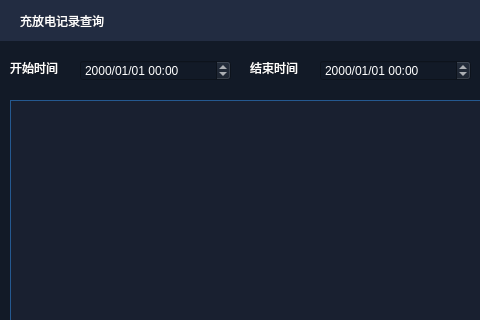
First picture: the form in component/cfdrecordform.ui, repository tech-flyflypig/HQ_Battery, before the edit; both pictures show x 0 to 480 and y 0 to 320 of the 1122 by 831 pixel window.
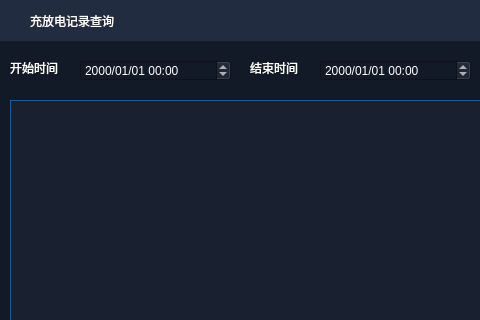
Second picture: the form after the edit. Icons and pictures are not drawn.

Diff of the .ui file:
```diff
--- a/component/cfdrecordform.ui
+++ b/component/cfdrecordform.ui
@@ -47,7 +47,7 @@
    <widget class="QLabel" name="label">
     <property name="geometry">
      <rect>
-      <x>20</x>
+      <x>30</x>
       <y>10</y>
       <width>231</width>
       <height>21</height>
@@ -215,7 +215,7 @@
     <bool>true</bool>
    </property>
   </widget>
-  <widget class="QWidget" name="">
+  <widget class="QWidget" name="layoutWidget">
    <property name="geometry">
     <rect>
      <x>860</x>
```
Left out of the diff: 10 changed lines with no effect on the pictures.
